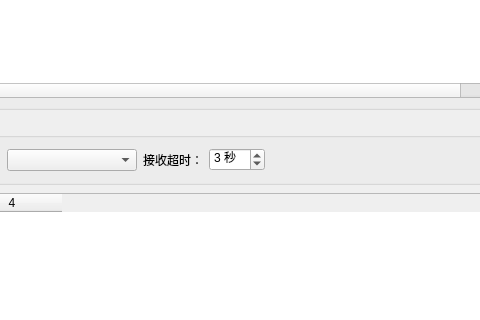
Above: src/pages/MonitorPage.ui from niudamei/IndustrialHub before the change; both pictures show x 350 to 830 and y 248 to 568 of the 1200 by 760 pixel window. Below: the same form after it.
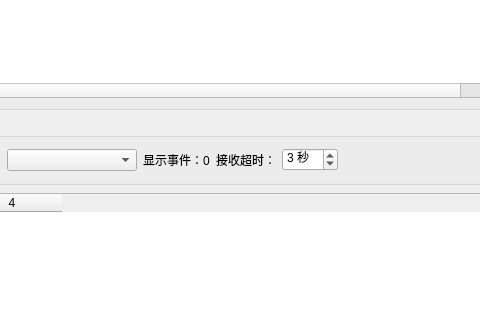
That is the form after the change.

Commit message: fix(monitor): add missing event count label to UI

```diff
--- a/src/pages/MonitorPage.ui
+++ b/src/pages/MonitorPage.ui
@@ -46,6 +46,7 @@
       <item><widget class="QComboBox" name="deviceFilterCombo"><property name="minimumSize"><size><width>220</width><height>0</height></size></property></widget></item>
       <item><widget class="QLabel" name="directionFilterLabel"><property name="text"><string>事件类型：</string></property></widget></item>
       <item><widget class="QComboBox" name="directionFilterCombo"><property name="minimumSize"><size><width>130</width><height>0</height></size></property></widget></item>
+      <item><widget class="QLabel" name="eventCountLabel"><property name="text"><string>显示事件：0</string></property></widget></item>
       <item><widget class="QLabel" name="timeoutLabel"><property name="text"><string>接收超时：</string></property></widget></item>
       <item><widget class="QSpinBox" name="timeoutSpinBox">
        <property name="minimum"><number>1</number></property>
```
